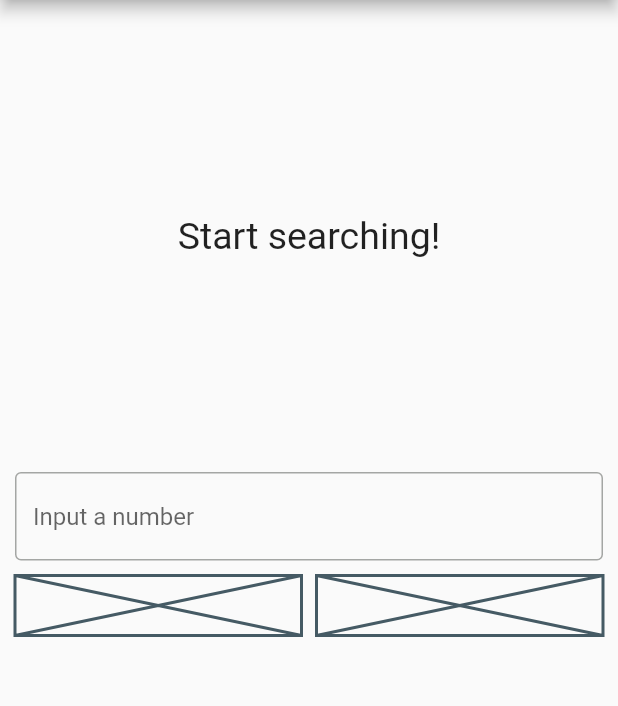
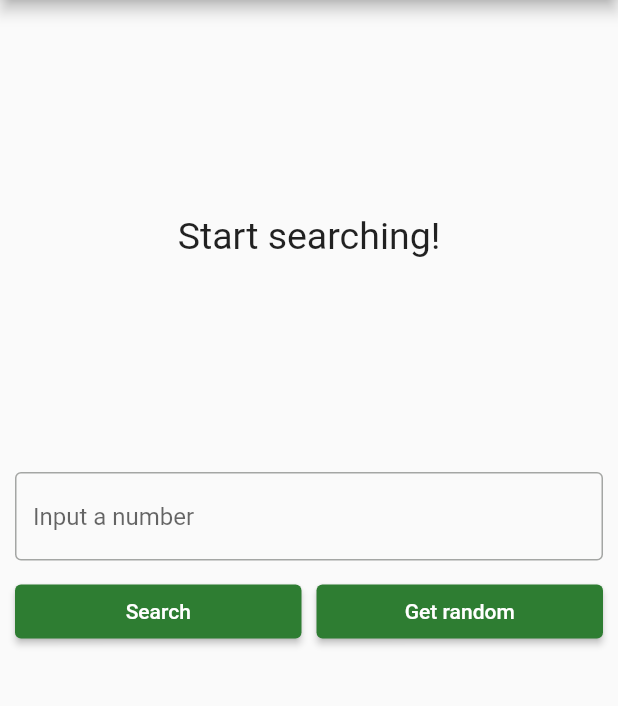
Before and after one commit to madgarlic/flutter_number_trivia, a Flutter app: the screen it shows after launch, on a phone screen of 412 x 824 dp, the part 84-790 px from its top. Run offline on Flutter 3.47's test engine with Material 3 defaults, Android fonts, the phone set to English and light mode, and no system bars; our stand-ins replace bloc, dartz, equatable, flutter_bloc, get_it, internet_connection_checker_plus and 1 more.

Commit message:
final resocoder version complete!

```diff
--- a/lib/features/number_trivia/presentation/bloc/number_trivia_bloc.dart
+++ b/lib/features/number_trivia/presentation/bloc/number_trivia_bloc.dart
@@ -30,10 +30,10 @@ class NumberTriviaBloc extends Bloc<NumberTriviaEvent, NumberTriviaState> {
     required this.randomUseCase,
     required this.inputConverter,
   }) : super(NumberTriviaInitial()) {
-    on<NumberTriviaConcreteNumberStarted>((event, emit) {
+    on<NumberTriviaConcreteNumberStarted>((event, emit) async {
       final inputEither =
           inputConverter.stringToUnsignedInteger(event.numberString);
-      inputEither.fold(
+      await inputEither.fold(
         (failure) {
           emit(const NumberTriviaFailure(message: CONVERSION_FAILURE_MESSAGE));
         },
--- a/lib/features/number_trivia/presentation/pages/number_trivia_page.dart
+++ b/lib/features/number_trivia/presentation/pages/number_trivia_page.dart
@@ -49,45 +49,3 @@ class NumberTriviaPage extends StatelessWidget {
     );
   }
 }
-
-class TriviaControls extends StatefulWidget {
-  const TriviaControls({
-    super.key,
-  });
-
-  @override
-  State<TriviaControls> createState() => _TriviaControlsState();
-}
-
-class _TriviaControlsState extends State<TriviaControls> {
-  late String inputString;
-
-  @override
-  Widget build(BuildContext context) {
-    return Column(
-      children: [
-        TextField(
-          onChanged: (text) {
-            inputString = text;
-          },
-          decoration: const InputDecoration(
-            border: OutlineInputBorder(),
-            hintText: 'Input a number',
-          ),
-        ),
-        const SizedBox(height: 10),
-        const Row(children: [
-          Expanded(
-              child: Placeholder(
-            fallbackHeight: 40,
-          )),
-          SizedBox(width: 10),
-          Expanded(
-              child: Placeholder(
-            fallbackHeight: 40,
-          )),
-        ]),
-      ],
-    );
-  }
-}
--- /dev/null
+++ b/lib/features/number_trivia/presentation/widgets/trivia_controls.dart
@@ -0,0 +1,68 @@
+import 'package:flutter/material.dart';
+import 'package:flutter_bloc/flutter_bloc.dart';
+
+import '../bloc/number_trivia_bloc.dart';
+
+class TriviaControls extends StatefulWidget {
+  const TriviaControls({
+    super.key,
+  });
+
+  @override
+  State<TriviaControls> createState() => _TriviaControlsState();
+}
+
+class _TriviaControlsState extends State<TriviaControls> {
+  late String inputString;
+  final controller = TextEditingController();
+
+  @override
+  Widget build(BuildContext context) {
+    return Column(
+      children: [
+        TextField(
+          controller: controller,
+          onChanged: (text) {
+            inputString = text;
+          },
+          onSubmitted: (_) => addConcreteEvent(),
+          keyboardType: TextInputType.number,
+          decoration: const InputDecoration(
+            border: OutlineInputBorder(),
+            hintText: 'Input a number',
+          ),
+        ),
+        const SizedBox(height: 10),
+        Row(children: [
+          Expanded(
+            child: ElevatedButton(
+              onPressed: addConcreteEvent,
+              child: const Text('Search'),
+            ),
+          ),
+          const SizedBox(width: 10),
+          Expanded(
+            child: ElevatedButton(
+              onPressed: addRandomEvent,
+              child: const Text('Get random'),
+            ),
+          ),
+        ]),
+      ],
+    );
+  }
+
+  addConcreteEvent() {
+    controller.clear();
+    BlocProvider.of<NumberTriviaBloc>(context)
+        .add(NumberTriviaConcreteNumberStarted(inputString));
+    inputString = '';
+  }
+
+  addRandomEvent() {
+    controller.clear();
+    BlocProvider.of<NumberTriviaBloc>(context)
+        .add(NumberTriviaRandomNumberStarted());
+    inputString = '';
+  }
+}
--- a/lib/features/number_trivia/presentation/widgets/widgets.dart
+++ b/lib/features/number_trivia/presentation/widgets/widgets.dart
@@ -1,3 +1,4 @@
 export 'loading_indicator.dart';
+export 'message_display.dart';
 export 'trivia_display.dart';
-export 'message_display.dart';
+export 'trivia_controls.dart';
```
Also changed, not shown: lib/features/number_trivia/presentation/widgets/loading_indicator.dart (+6 -4 lines), 3 other files.
